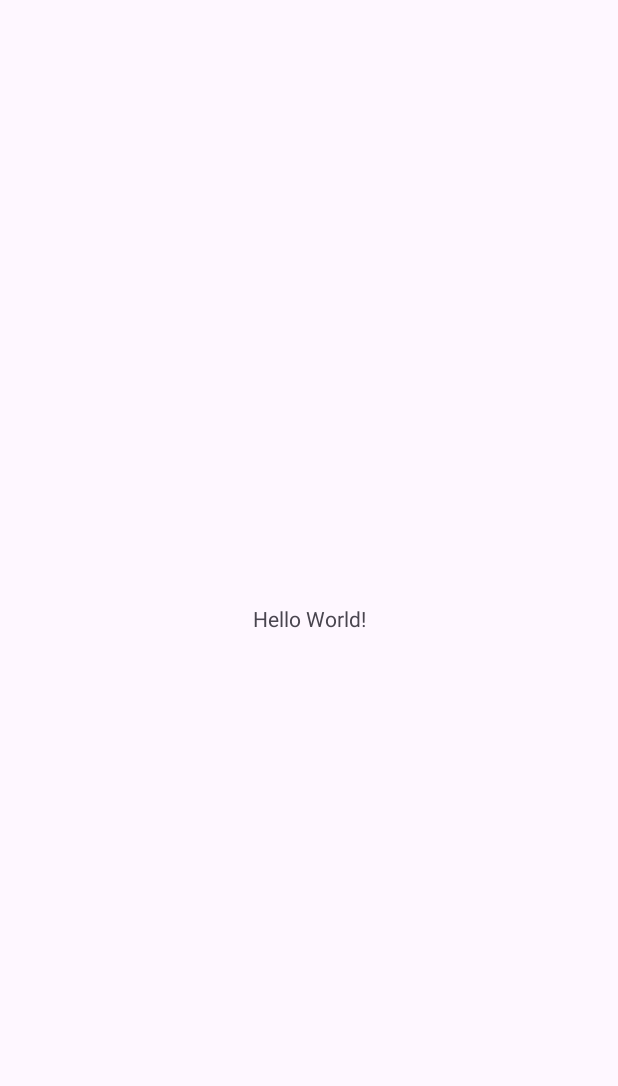
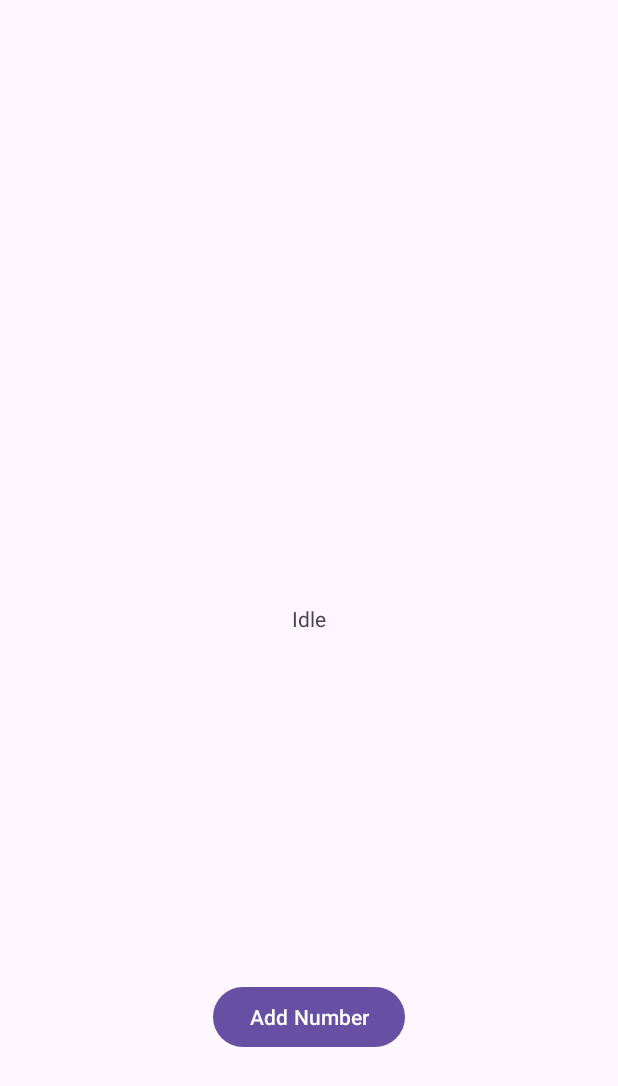
Before and after one commit to omarashraf32/MVI_Puls, an Android app: the screen it shows after launch (MainActivity), on a phone screen of 412 x 824 dp. Before the commit the part shown is almost empty. Shown: the top 1086 px of the screen. Run offline under Robolectric (Android 15) with nearby library versions, the phone set to English and light mode, and no system bars.

Commit message:
MVI_Concept

```diff
--- /dev/null
+++ b/app/src/main/java/com/example/mvi_puls/AddNumberViewModel.kt
@@ -0,0 +1,50 @@
+package com.example.mvi_puls
+
+import androidx.lifecycle.ViewModel
+import androidx.lifecycle.viewModelScope
+import kotlinx.coroutines.channels.Channel
+import kotlinx.coroutines.flow.MutableStateFlow
+import kotlinx.coroutines.flow.StateFlow
+import kotlinx.coroutines.flow.collect
+import kotlinx.coroutines.flow.consumeAsFlow
+import kotlinx.coroutines.launch
+import java.lang.Exception
+
+class AddNumberViewModel : ViewModel() {
+    val intentChannel =
+        Channel<MainIntent>(Channel.UNLIMITED) //3mlna el Channel 3shan Send beha (intent)me (Activity) le (viewModel)
+
+    private val _viewState =
+        MutableStateFlow<MainViewState>(MainViewState.Idle) //hna 3mlna el (Flow) 3shan ya5od el
+    // (data) men el ViewModel yrg3ha le (Activity)  hna 3mlnha (Flow) 3shan mykrrsh el (data) el gya
+    val state: StateFlow<MainViewState> get() = _viewState
+
+    private var number = 0
+
+    init {
+        processIntent() //leh m3mlhsh (public)
+    }
+
+    //process on (Intent) come from (Activity)
+    private fun processIntent() {
+        viewModelScope.launch {
+            intentChannel.consumeAsFlow().collect {
+                when (it) {
+                    is MainIntent.Addnumber -> addNumber()
+                }
+            }
+
+        }
+    }
+
+    //reduce
+    private fun addNumber() {
+        viewModelScope.launch {
+            _viewState.value = try {
+                MainViewState.Number(++ number)
+            } catch (e: Exception) {
+                MainViewState.Error(e.message!!)
+            }
+        }
+    }
+}
--- a/app/src/main/java/com/example/mvi_puls/MainActivity.kt
+++ b/app/src/main/java/com/example/mvi_puls/MainActivity.kt
@@ -2,10 +2,52 @@ package com.example.mvi_puls
 
 import androidx.appcompat.app.AppCompatActivity
 import android.os.Bundle
+import android.widget.Button
+import android.widget.TextView
+import androidx.lifecycle.ViewModelProvider
+import androidx.lifecycle.lifecycleScope
+import androidx.lifecycle.withStarted
+import kotlinx.coroutines.flow.collectLatest
+import kotlinx.coroutines.launch
 
 class MainActivity : AppCompatActivity() {
+    lateinit var numberTV: TextView
+    lateinit var addNumberBtn: Button
+    private val viewModel: AddNumberViewModel by lazy {
+        ViewModelProvider(this)[AddNumberViewModel::class.java]
+    }
+
     override fun onCreate(savedInstanceState: Bundle?) {
         super.onCreate(savedInstanceState)
         setContentView(R.layout.activity_main)
+
+        numberTV = findViewById(R.id.number_textView)
+        addNumberBtn = findViewById(R.id.add_number_button)
+        render()
+        addNumberBtn.setOnClickListener {
+            //send to viewModel
+            lifecycleScope.launch {
+                viewModel.intentChannel.send(MainIntent.Addnumber) //(send) suspend fun
+                //hna hwa hyb3t el (Intent) el fe (Activity) le (ViewModel) 3n trek (intentChannel)
+            }
+        }
+    }
+
+    private fun render() { //render el data el gya man (ViewModel)
+        lifecycleScope.launch {
+            viewModel.state.collectLatest {
+                withStarted { //3shan n7al moshklat el (lifeCycle aware)
+                    when (it) {
+                        is MainViewState.Idle -> numberTV.text = "Idle"
+                        is MainViewState.Number -> numberTV.text = it.number.toString()
+                        is MainViewState.Error -> numberTV.text = it.error
+                    }
+                }
+
+
+            }
+        }
+
+
     }
 }
--- /dev/null
+++ b/app/src/main/java/com/example/mvi_puls/MainIntent.kt
@@ -0,0 +1,6 @@
+package com.example.mvi_puls
+
+sealed class MainIntent  {//hna class el (nawya) bt3tt el (user) ya3ne el (user) (nawy) y3mel eh
+object Addnumber: MainIntent()
+
+}
--- /dev/null
+++ b/app/src/main/java/com/example/mvi_puls/MainViewState.kt
@@ -0,0 +1,10 @@
+package com.example.mvi_puls
+
+sealed class MainViewState { //hna el (states) el htzhar le (User) lma y7sal (Action) mo3yan
+    //idle
+    object Idle: MainViewState() //leh 3mltha (object) 3shan mosh hya5od 7ga fe (parameter)
+    //number
+    data class Number(val number: Int): MainViewState() //leh 3mlnah hna (data class) 3shan hya5od (parameter) el hwa (Number)
+    //Error
+    data class Error(val error: String): MainViewState() //leh 3mlnah hna (data class) 3shan hya5od (parameter) el hwa (Error)
+}
--- a/app/src/main/res/layout/activity_main.xml
+++ b/app/src/main/res/layout/activity_main.xml
@@ -7,6 +7,7 @@
     tools:context=".MainActivity">
 
     <TextView
+        android:id="@+id/number_textView"
         android:layout_width="wrap_content"
         android:layout_height="wrap_content"
         android:text="Hello World!"
@@ -15,4 +16,15 @@
         app:layout_constraintStart_toStartOf="parent"
         app:layout_constraintTop_toTopOf="parent" />
 
+    <Button
+        android:id="@+id/add_number_button"
+        android:layout_width="wrap_content"
+        android:layout_height="wrap_content"
+        android:text="Add Number"
+        app:layout_constraintBottom_toBottomOf="parent"
+        app:layout_constraintEnd_toEndOf="parent"
+        app:layout_constraintStart_toStartOf="parent"
+        app:layout_constraintTop_toBottomOf="@+id/number_textView"
+        app:layout_constraintVertical_bias="0.655" />
+
 </androidx.constraintlayout.widget.ConstraintLayout>
```
Also changed, not shown: app/build.gradle.kts (+11 -2 lines).
